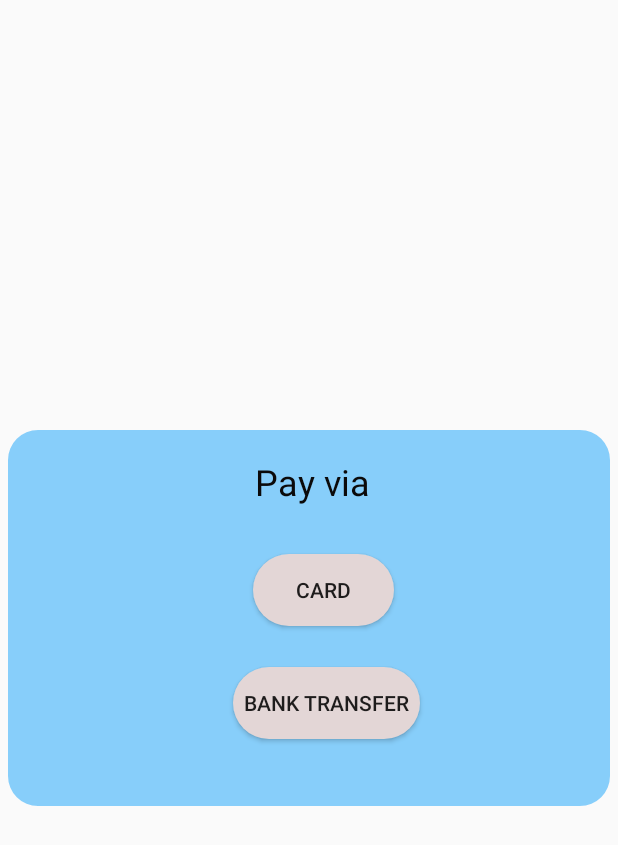
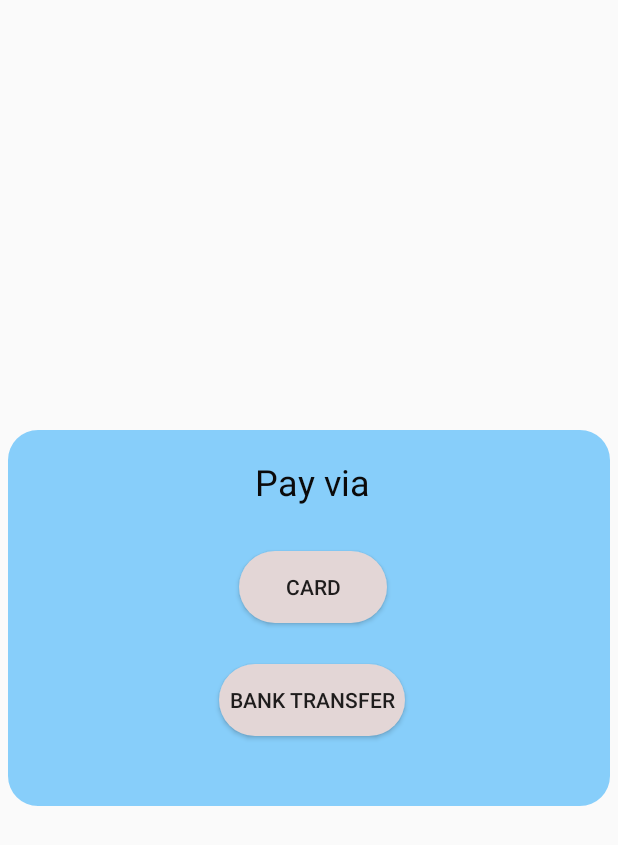
Before and after one commit to rajitha-mahesh/madproject, an Android app: the MainActivity screen opened directly, with no data from a screen before it, on a phone screen of 412 x 824 dp. Shown: the top 845 px of the screen. Run offline under Robolectric (Android 15) with nearby library versions, the light colour scheme and no system bars.

Commit message:
btn view

```diff
--- a/app/src/main/res/layout/activity_main.xml
+++ b/app/src/main/res/layout/activity_main.xml
@@ -41,9 +41,9 @@
         android:layout_below="@+id/payvia"
         android:layout_alignStart="@+id/bluetextureimage"
         android:layout_alignParentEnd="true"
-        android:layout_marginStart="163dp"
-        android:layout_marginTop="32dp"
-        android:layout_marginEnd="149dp"
+        android:layout_marginStart="154dp"
+        android:layout_marginTop="30dp"
+        android:layout_marginEnd="154dp"
         android:background="@drawable/roundbtn"
         android:text="@string/card" />
 
@@ -54,13 +54,12 @@
         android:layout_below="@+id/cardbtn"
         android:layout_alignParentStart="true"
         android:layout_alignParentEnd="true"
-        android:layout_marginStart="155dp"
+        android:layout_marginStart="146dp"
         android:layout_marginTop="27dp"
-        android:layout_marginEnd="132dp"
+        android:layout_marginEnd="142dp"
         android:background="@drawable/roundbtn"
         android:text="@string/bank_t"
         app:shapeAppearanceOverlay="@style/roundbtnview" />
 
 
-
 </RelativeLayout>
```
